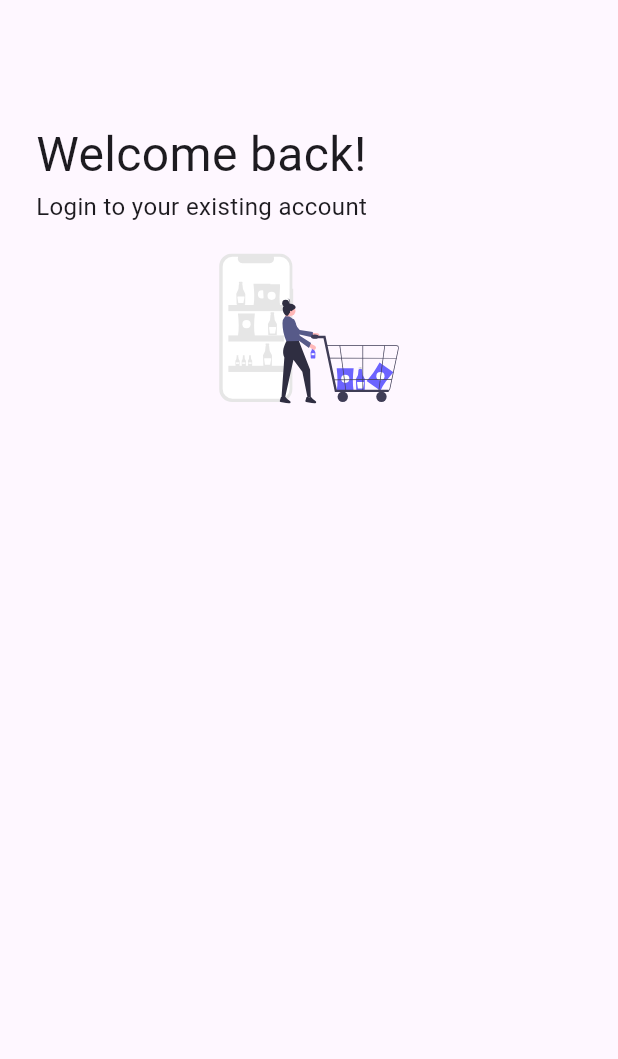
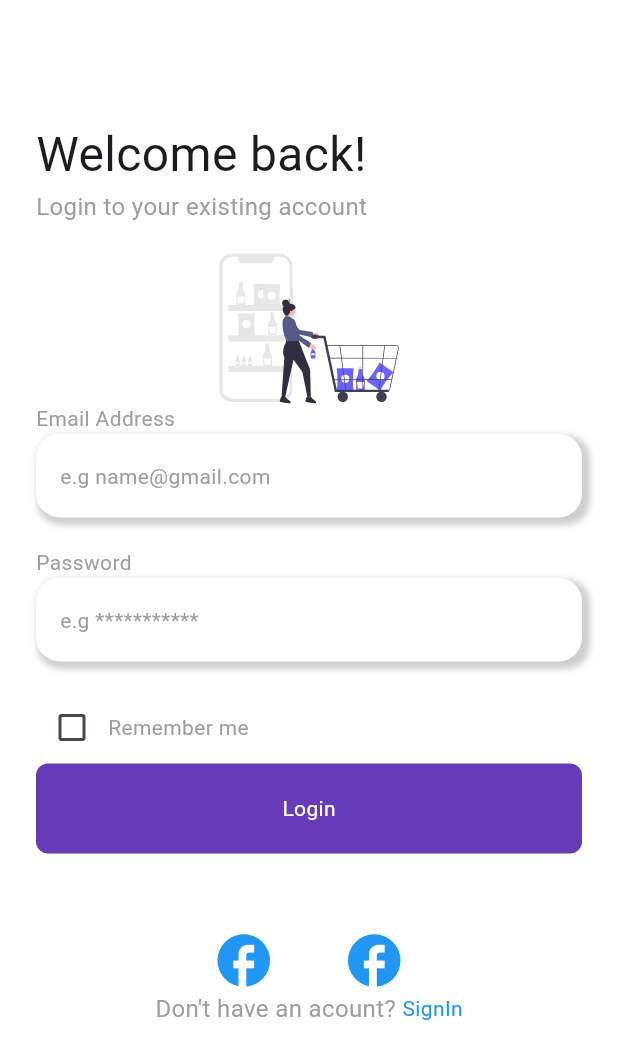
Before and after one commit to MohamedAnis12/GDG, a Flutter app: the screen it shows after launch, on a phone screen of 412 x 824 dp. Shown: the top 1059 px of the screen. Run offline on Flutter 3.47's test engine with Material 3 defaults, Android fonts, the phone set to English and light mode, and no system bars; our stand-ins replace flutter_svg.

Commit message:
make the first view

```diff
--- a/lib/views/LoginView.dart
+++ b/lib/views/LoginView.dart
@@ -1,5 +1,5 @@
 import 'package:flutter/material.dart';
-import 'package:flutter_svg/svg.dart';
+import 'package:gdg/widgets/LoginViewBody.dart';
 
 class Loginview extends StatelessWidget {
   const Loginview({super.key});
@@ -7,41 +7,8 @@ class Loginview extends StatelessWidget {
   @override
   Widget build(BuildContext context) {
     return Scaffold(
+      backgroundColor: Colors.white,
       body: LoginViewBody(),
     );
   }
 }
-
-class LoginViewBody extends StatelessWidget {
-  const LoginViewBody({
-    super.key,
-  });
-
-  @override
-  Widget build(BuildContext context) {
-    return Padding(
-      padding: const EdgeInsets.symmetric(horizontal: 24),
-      child: SingleChildScrollView(
-        child: Column(
-          crossAxisAlignment: CrossAxisAlignment.start,
-          children: [
-            SizedBox(height: 80),
-            Text("Welcome back!", style: TextStyle(fontSize: 32)),
-            Text(
-              "Login to your existing account",
-              style: TextStyle(fontSize: 16),
-
-            ),
-            SizedBox(height: 20,),
-            Row(
-              mainAxisAlignment: MainAxisAlignment.center,
-              children: [
-                SvgPicture.asset("assets/shoping.svg", height: 100),
-              ],
-            ),
-          ],
-        ),
-      ),
-    );
-  }
-}
--- /dev/null
+++ b/lib/widgets/CustomTextFormField.dart
@@ -0,0 +1,42 @@
+import 'package:flutter/material.dart';
+
+class CustomeTextFormField extends StatelessWidget {
+  const CustomeTextFormField({
+    super.key,
+    required this.hintText,
+    required this.controlar,  this.password=false,
+  });
+  final String hintText;
+
+  final TextEditingController controlar;
+final bool password;
+  @override
+  Widget build(BuildContext context) {
+    return Container(
+      decoration: BoxDecoration(
+        color: Colors.white,
+        borderRadius: BorderRadius.circular(16),
+        boxShadow: [
+          BoxShadow(
+            color: Colors.grey.withValues(alpha: .5),
+            spreadRadius: 2,
+            blurRadius: 3,
+            offset: Offset(3, 3),
+          ),
+        ],
+      ),
+      child: TextFormField(
+        obscureText: password,
+        autovalidateMode: AutovalidateMode.onUserInteraction,
+        controller: controlar,
+        validator: (valu) {
+          if (valu!.isEmpty) return "this field is requierd";
+        },
+        decoration: InputDecoration(
+          border: OutlineInputBorder(borderSide: BorderSide.none),
+          hint: Text(hintText, style: TextStyle(color: Colors.grey)),
+        ),
+      ),
+    );
+  }
+}
--- /dev/null
+++ b/lib/widgets/CustomeButton.dart
@@ -0,0 +1,22 @@
+import 'package:flutter/material.dart';
+
+class CustommeButton extends StatelessWidget {
+  const CustommeButton({super.key, this.onTap});
+  final void Function()? onTap;
+  @override
+  Widget build(BuildContext context) {
+    return GestureDetector(
+      onTap: onTap,
+      child: Container(
+        height: 60,
+        decoration: BoxDecoration(
+          borderRadius: BorderRadius.circular(8),
+          color: Colors.deepPurple,
+        ),
+        child: Center(
+          child: Text("Login", style: TextStyle(color: Colors.white)),
+        ),
+      ),
+    );
+  }
+}
--- /dev/null
+++ b/lib/widgets/LoginForm.dart
@@ -0,0 +1,64 @@
+import 'package:flutter/material.dart';
+import 'package:gdg/widgets/CustomTextFormField.dart';
+import 'package:gdg/widgets/CustomeButton.dart';
+
+class LoginForm extends StatefulWidget {
+  const LoginForm({super.key});
+
+  @override
+  State<LoginForm> createState() => _LoginFormState();
+}
+
+class _LoginFormState extends State<LoginForm> {
+  bool checkbox = false;
+  final emailControlar = TextEditingController();
+  final passwordControlar = TextEditingController();
+  final _formKey = GlobalKey<FormState>();
+
+  @override
+  Widget build(BuildContext context) {
+    return Form(
+      key: _formKey,
+      child: Column(
+        crossAxisAlignment: CrossAxisAlignment.start,
+        children: [
+          Text("Email Address", style: TextStyle(color: Colors.grey)),
+          CustomeTextFormField(
+            hintText: "e.g name@gmail.com",
+            controlar: emailControlar,
+          ),
+
+          SizedBox(height: 20),
+
+          Text("Password", style: TextStyle(color: Colors.grey)),
+          CustomeTextFormField(
+            hintText: "e.g ***********",
+            controlar: passwordControlar,
+            password: true,
+          ),
+
+          SizedBox(height: 20),
+
+          Row(
+            children: [
+              Checkbox(
+                value: checkbox,
+                onChanged: (value) {
+                  setState(() {
+                    checkbox = value!;
+                  });
+                },
+              ),
+              Text("Remember me", style: TextStyle(color: Colors.grey)),
+            ],
+          ),
+          CustommeButton(
+            onTap: () {
+              if (_formKey.currentState!.validate()) {}
+            },
+          ),
+        ],
+      ),
+    );
+  }
+}
--- /dev/null
+++ b/lib/widgets/LoginViewBody.dart
@@ -0,0 +1,58 @@
+import 'package:flutter/material.dart';
+import 'package:flutter_svg/svg.dart';
+import 'package:gdg/widgets/LoginForm.dart';
+
+class LoginViewBody extends StatelessWidget {
+  const LoginViewBody({super.key});
+
+  @override
+  Widget build(BuildContext context) {
+    return Padding(
+      padding: const EdgeInsets.symmetric(horizontal: 24),
+      child: SingleChildScrollView(
+        child: Column(
+          crossAxisAlignment: CrossAxisAlignment.start,
+          children: [
+            SizedBox(height: 80),
+            Text("Welcome back!", style: TextStyle(fontSize: 32)),
+            Text(
+              "Login to your existing account",
+              style: TextStyle(fontSize: 16, color: Colors.grey),
+            ),
+            SizedBox(height: 20),
+            Row(
+              mainAxisAlignment: MainAxisAlignment.center,
+              children: [SvgPicture.asset("assets/shoping.svg", height: 100)],
+            ),
+            LoginForm(),
+            SizedBox(height: 50),
+            Row(
+              mainAxisAlignment: MainAxisAlignment.spaceAround,
+              children: [
+                SizedBox(width: 50),
+                Icon(Icons.facebook, size: 42, color: Colors.blue),
+                Icon(Icons.facebook, size: 42, color: Colors.blue),
+                SizedBox(width: 50),
+              ],
+            ),
+            Row(
+              mainAxisAlignment: MainAxisAlignment.center,
+              children: [
+                Text(
+                  "Don't have an acount? ",
+                  style: TextStyle(fontSize: 16, color: Colors.grey),
+                ),
+                GestureDetector(
+                  onTap: (){
+
+                  },
+                  child: Text("SignIn",style: TextStyle(color: Colors.blue),),
+                )
+              ],
+            ),
+          ],
+        ),
+      ),
+    );
+  }
+}
```
